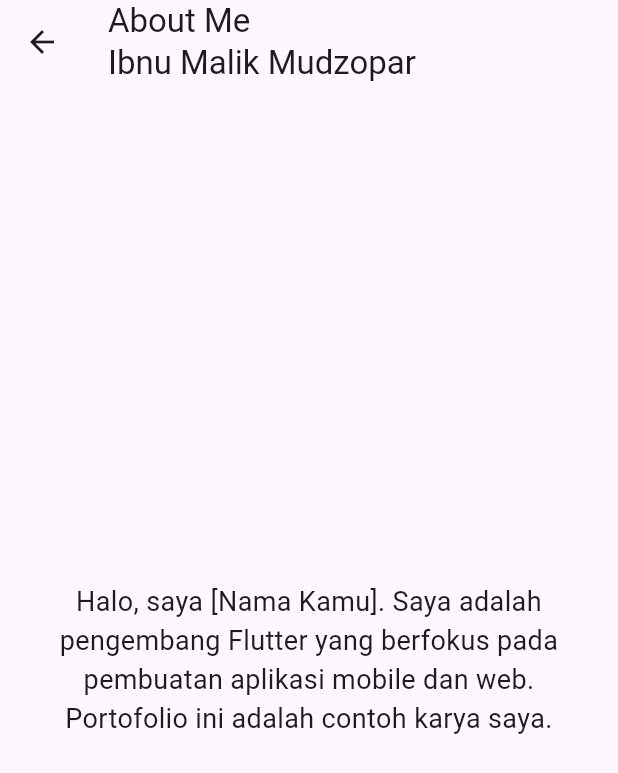
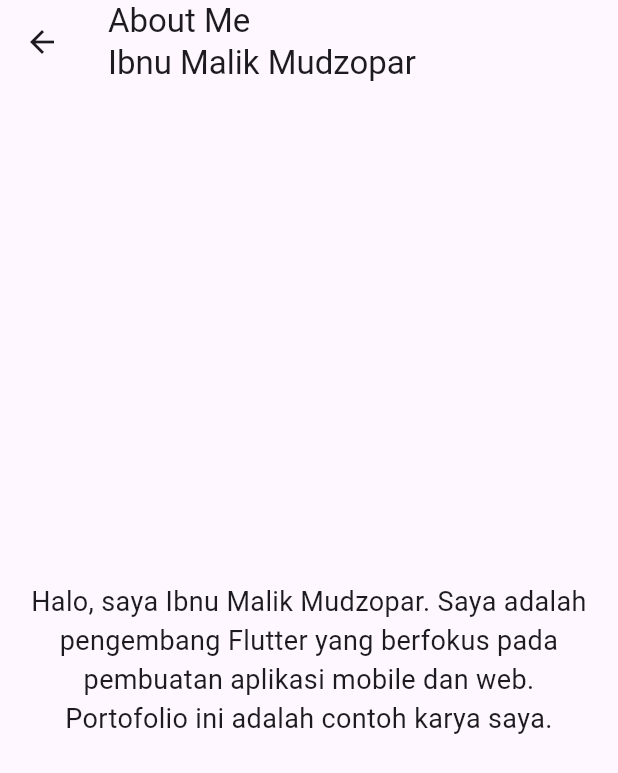
Before and after one commit to ibnumalikmudzopar/ibnumalikmudzopar_portofolio, a Flutter app: the AboutPage screen opened by its route, on a phone screen of 412 x 824 dp. Shown: the top 773 px of the screen. Run offline on Flutter 3.47's test engine with Material 3 defaults, Android fonts, the phone set to English and light mode, and no system bars; our stand-ins replace get.

Commit message:
Update about_page.dart

```diff
--- a/lib/page/about_page.dart
+++ b/lib/page/about_page.dart
@@ -11,7 +11,7 @@ class AboutPage extends StatelessWidget {
         child: Padding(
           padding: const EdgeInsets.all(16.0),
           child: Text(
-            'Halo, saya [Nama Kamu]. Saya adalah pengembang Flutter yang berfokus pada pembuatan aplikasi mobile dan web. Portofolio ini adalah contoh karya saya.',
+            'Halo, saya Ibnu Malik Mudzopar. Saya adalah pengembang Flutter yang berfokus pada pembuatan aplikasi mobile dan web. Portofolio ini adalah contoh karya saya.',
             style: TextStyle(fontSize: 18),
             textAlign: TextAlign.center,
           ),
```
